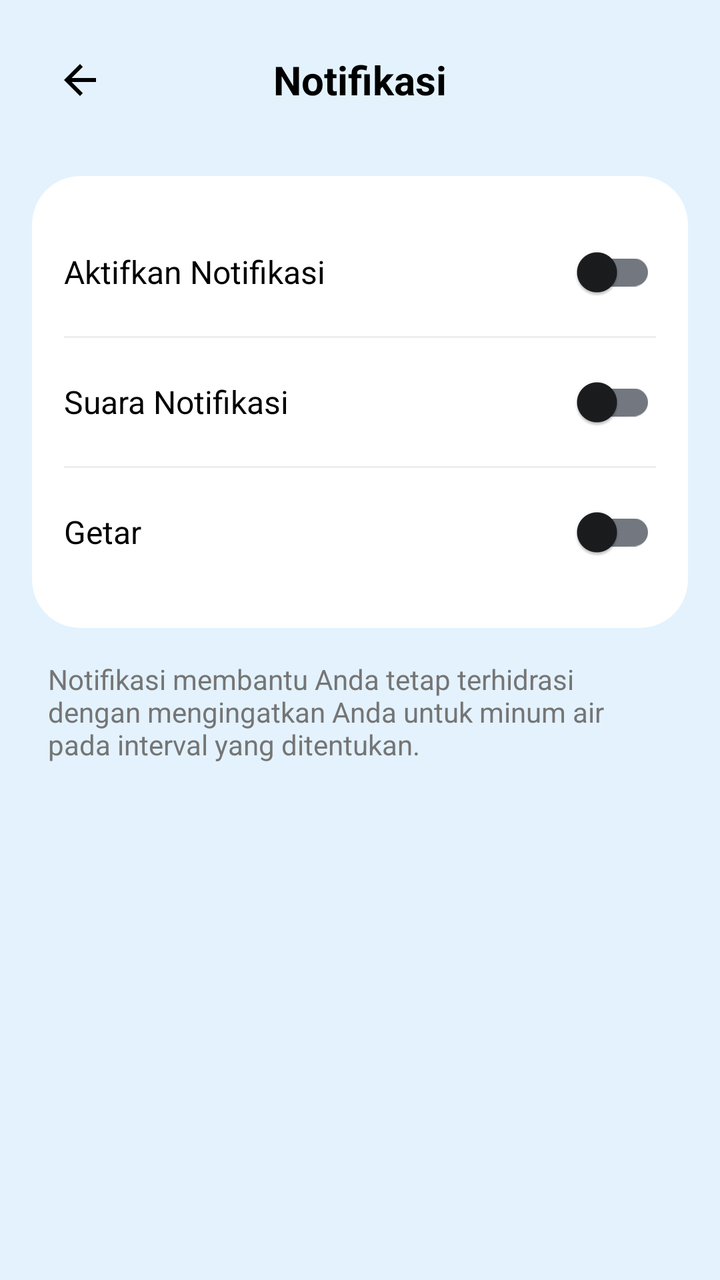
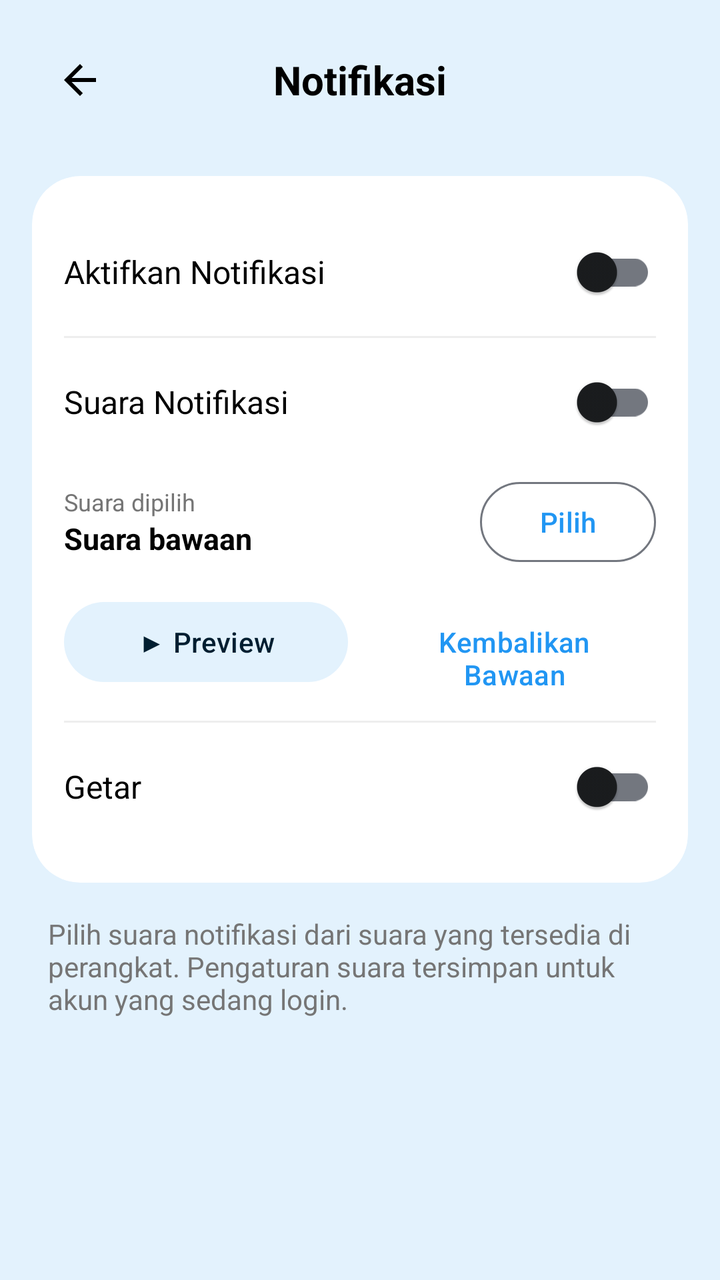

Two renders of the same Android screen: before a commit and after it. Below are the layout's source before the change and the commit's diff.
<!-- AndroidManifest.xml: application theme Theme.AQuadaily -->
<!-- res/layout/activity_notification_settings.xml -->
<?xml version="1.0" encoding="utf-8"?>
<LinearLayout xmlns:android="http://schemas.android.com/apk/res/android"
    xmlns:app="http://schemas.android.com/apk/res-auto"
    android:layout_width="match_parent"
    android:layout_height="match_parent"
    android:background="#E3F2FD"
    android:orientation="vertical"
    android:padding="16dp">

    <RelativeLayout
        android:layout_width="match_parent"
        android:layout_height="wrap_content"
        android:layout_marginBottom="24dp">

        <ImageButton
            android:id="@+id/btnBack"
            android:layout_width="48dp"
            android:layout_height="48dp"
            android:background="?attr/selectableItemBackgroundBorderless"
            android:src="@drawable/ic_back"
            app:tint="@color/black" />

        <TextView
            android:layout_width="wrap_content"
            android:layout_height="wrap_content"
            android:layout_centerInParent="true"
            android:text="Notifikasi"
            android:textColor="@color/black"
            android:textSize="20sp"
            android:textStyle="bold" />
    </RelativeLayout>

    <androidx.cardview.widget.CardView
        android:layout_width="match_parent"
        android:layout_height="wrap_content"
        app:cardCornerRadius="24dp"
        app:cardElevation="0dp">

        <LinearLayout
            android:layout_width="match_parent"
            android:layout_height="wrap_content"
            android:orientation="vertical"
            android:padding="16dp">

            <RelativeLayout
                android:layout_width="match_parent"
                android:layout_height="wrap_content"
                android:paddingVertical="8dp">

                <TextView
                    android:layout_width="wrap_content"
                    android:layout_height="wrap_content"
                    android:layout_centerVertical="true"
                    android:text="Aktifkan Notifikasi"
                    android:textColor="@color/black"
                    android:textSize="16sp" />

                <com.google.android.material.switchmaterial.SwitchMaterial
                    android:id="@+id/switchNotifications"
                    android:layout_width="wrap_content"
                    android:layout_height="wrap_content"
                    android:layout_alignParentEnd="true" />
            </RelativeLayout>

            <View
                android:layout_width="match_parent"
                android:layout_height="1dp"
                android:background="#EEEEEE" />

            <RelativeLayout
                android:layout_width="match_parent"
                android:layout_height="wrap_content"
                android:paddingVertical="8dp">

                <TextView
                    android:layout_width="wrap_content"
                    android:layout_height="wrap_content"
                    android:layout_centerVertical="true"
                    android:text="Suara Notifikasi"
                    android:textColor="@color/black"
                    android:textSize="16sp" />

                <com.google.android.material.switchmaterial.SwitchMaterial
                    android:id="@+id/switchSound"
                    android:layout_width="wrap_content"
                    android:layout_height="wrap_content"
                    android:layout_alignParentEnd="true" />
            </RelativeLayout>

            <View
                android:layout_width="match_parent"
                android:layout_height="1dp"
                android:background="#EEEEEE" />

            <RelativeLayout
                android:layout_width="match_parent"
                android:layout_height="wrap_content"
                android:paddingVertical="8dp">

                <TextView
                    android:layout_width="wrap_content"
                    android:layout_height="wrap_content"
                    android:layout_centerVertical="true"
                    android:text="Getar"
                    android:textColor="@color/black"
                    android:textSize="16sp" />

                <com.google.android.material.switchmaterial.SwitchMaterial
                    android:id="@+id/switchVibration"
                    android:layout_width="wrap_content"
                    android:layout_height="wrap_content"
                    android:layout_alignParentEnd="true" />
            </RelativeLayout>

        </LinearLayout>
    </androidx.cardview.widget.CardView>

    <TextView
        android:layout_width="match_parent"
        android:layout_height="wrap_content"
        android:layout_marginTop="16dp"
        android:layout_marginHorizontal="8dp"
        android:text="Notifikasi membantu Anda tetap terhidrasi dengan mengingatkan Anda untuk minum air pada interval yang ditentukan."
        android:textColor="#757575"
        android:textSize="14sp" />

</LinearLayout>
<!-- resources referenced by this layout -->
<resources>
  <color name="black">#FF000000</color>
  <!-- drawable ic_back (drawable) -->
  <vector xmlns:android="http://schemas.android.com/apk/res/android"
      android:width="24dp"
      android:height="24dp"
      android:viewportWidth="24"
      android:viewportHeight="24">
      <path
          android:fillColor="@android:color/white"
          android:pathData="M20,11H7.83l5.59,-5.59L12,4l-8,8 8,8 1.41,-1.41L7.83,13H20V11Z"/>
  </vector>
  <style name="Theme.AQuadaily" parent="Base.Theme.AQuadaily" />
  <style name="Base.Theme.AQuadaily" parent="Theme.Material3.Light.NoActionBar">
          
          <item name="colorPrimary">@color/primary</item>
          <item name="colorOnPrimary">@color/white</item>
          <item name="colorPrimaryContainer">#D1E4FF</item>
          <item name="colorOnPrimaryContainer">#001D36</item>
          <item name="colorSecondary">@color/accent</item>
          <item name="colorOnSecondary">@color/white</item>
          <item name="colorSecondaryContainer">#E3F2FD</item>
          <item name="colorOnSecondaryContainer">#001E30</item>
          <item name="colorTertiary">#03A9F4</item>
          <item name="colorOnTertiary">@color/white</item>
          <item name="colorTertiaryContainer">#E1F5FE</item>
          <item name="colorOnTertiaryContainer">#01579B</item>
          <item name="colorSurface">@color/white</item>
          <item name="colorOnSurface">#1A1C1E</item>
          <item name="colorOutline">#73777F</item>
  
          <item name="android:statusBarColor">@color/primary</item>
          <item name="android:windowLightStatusBar">false</item>
      </style>
  <color name="primary">#2196F3</color>
  <color name="white">#FFFFFFFF</color>
  <color name="accent">#03A9F4</color>
</resources>

<!-- the commit's change to res/layout/activity_notification_settings.xml (unified diff, before → after) -->
@@ -1,127 +1,199 @@
 <?xml version="1.0" encoding="utf-8"?>
-<LinearLayout xmlns:android="http://schemas.android.com/apk/res/android"
+<ScrollView xmlns:android="http://schemas.android.com/apk/res/android"
     xmlns:app="http://schemas.android.com/apk/res-auto"
     android:layout_width="match_parent"
     android:layout_height="match_parent"
     android:background="#E3F2FD"
-    android:orientation="vertical"
-    android:padding="16dp">
+    android:fillViewport="true">
 
-    <RelativeLayout
+    <LinearLayout
         android:layout_width="match_parent"
         android:layout_height="wrap_content"
-        android:layout_marginBottom="24dp">
+        android:orientation="vertical"
+        android:padding="16dp">
 
-        <ImageButton
-            android:id="@+id/btnBack"
-            android:layout_width="48dp"
-            android:layout_height="48dp"
-            android:background="?attr/selectableItemBackgroundBorderless"
-            android:src="@drawable/ic_back"
-            app:tint="@color/black" />
+        <RelativeLayout
+            android:layout_width="match_parent"
+            android:layout_height="wrap_content"
+            android:layout_marginBottom="24dp">
+
+            <ImageButton
+                android:id="@+id/btnBack"
+                android:layout_width="48dp"
+                android:layout_height="48dp"
+                android:background="?attr/selectableItemBackgroundBorderless"
+                android:src="@drawable/ic_back"
+                app:tint="@color/black" />
+
+            <TextView
+                android:layout_width="wrap_content"
+                android:layout_height="wrap_content"
+                android:layout_centerInParent="true"
+                android:text="Notifikasi"
+                android:textColor="@color/black"
+                android:textSize="20sp"
+                android:textStyle="bold" />
+        </RelativeLayout>
+
+        <androidx.cardview.widget.CardView
+            android:layout_width="match_parent"
+            android:layout_height="wrap_content"
+            app:cardCornerRadius="24dp"
+            app:cardElevation="0dp">
+
+            <LinearLayout
+                android:layout_width="match_parent"
+                android:layout_height="wrap_content"
+                android:orientation="vertical"
+                android:padding="16dp">
+
+                <RelativeLayout
+                    android:layout_width="match_parent"
+                    android:layout_height="wrap_content"
+                    android:paddingVertical="8dp">
+
+                    <TextView
+                        android:layout_width="wrap_content"
+                        android:layout_height="wrap_content"
+                        android:layout_centerVertical="true"
+                        android:text="Aktifkan Notifikasi"
+                        android:textColor="@color/black"
+                        android:textSize="16sp" />
+
+                    <com.google.android.material.switchmaterial.SwitchMaterial
+                        android:id="@+id/switchNotifications"
+                        android:layout_width="wrap_content"
+                        android:layout_height="wrap_content"
+                        android:layout_alignParentEnd="true" />
+                </RelativeLayout>
+
+                <View
+                    android:layout_width="match_parent"
+                    android:layout_height="1dp"
+                    android:background="#EEEEEE" />
+
+                <RelativeLayout
+                    android:layout_width="match_parent"
+                    android:layout_height="wrap_content"
+                    android:paddingVertical="8dp">
+
+                    <TextView
+                        android:layout_width="wrap_content"
+                        android:layout_height="wrap_content"
+                        android:layout_centerVertical="true"
+                        android:text="Suara Notifikasi"
+                        android:textColor="@color/black"
+                        android:textSize="16sp" />
+
+                    <com.google.android.material.switchmaterial.SwitchMaterial
+                        android:id="@+id/switchSound"
+                        android:layout_width="wrap_content"
+                        android:layout_height="wrap_content"
+                        android:layout_alignParentEnd="true" />
+                </RelativeLayout>
+
+                <LinearLayout
+                    android:layout_width="match_parent"
+                    android:layout_height="wrap_content"
+                    android:gravity="center_vertical"
+                    android:orientation="horizontal"
+                    android:paddingTop="4dp"
+                    android:paddingBottom="12dp">
+
+                    <LinearLayout
+                        android:layout_width="0dp"
+                        android:layout_height="wrap_content"
+                        android:layout_weight="1"
+                        android:orientation="vertical">
+
+                        <TextView
+                            android:layout_width="wrap_content"
+                            android:layout_height="wrap_content"
+                            android:text="Suara dipilih"
+                            android:textColor="#757575"
+                            android:textSize="12sp" />
+
+                        <TextView
+                            android:id="@+id/tvSelectedSound"
+                            android:layout_width="match_parent"
+                            android:layout_height="wrap_content"
+                            android:ellipsize="end"
+                            android:maxLines="1"
+                            android:text="Suara bawaan"
+                            android:textColor="@color/black"
+                            android:textSize="15sp"
+                            android:textStyle="bold" />
+                    </LinearLayout>
+
+                    <com.google.android.material.button.MaterialButton
+                        android:id="@+id/btnChooseSound"
+                        style="@style/Widget.Material3.Button.OutlinedButton"
+                        android:layout_width="wrap_content"
+                        android:layout_height="wrap_content"
+                        android:text="Pilih" />
+                </LinearLayout>
+
+                <LinearLayout
+                    android:layout_width="match_parent"
+                    android:layout_height="wrap_content"
+                    android:orientation="horizontal"
+                    android:paddingBottom="8dp">
+
+                    <com.google.android.material.button.MaterialButton
+                        android:id="@+id/btnPreviewSound"
+                        style="@style/Widget.Material3.Button.TonalButton"
+                        android:layout_width="0dp"
+                        android:layout_height="wrap_content"
+                        android:layout_marginEnd="6dp"
+                        android:layout_weight="1"
+                        android:text="▶ Preview" />
+
+                    <com.google.android.material.button.MaterialButton
+                        android:id="@+id/btnDefaultSound"
+                        style="@style/Widget.Material3.Button.TextButton"
+                        android:layout_width="0dp"
+                        android:layout_height="wrap_content"
+                        android:layout_marginStart="6dp"
+                        android:layout_weight="1"
+                        android:text="Kembalikan Bawaan" />
+                </LinearLayout>
+
+                <View
+                    android:layout_width="match_parent"
+                    android:layout_height="1dp"
+                    android:background="#EEEEEE" />
+
+                <RelativeLayout
+                    android:layout_width="match_parent"
+                    android:layout_height="wrap_content"
+                    android:paddingVertical="8dp">
+
+                    <TextView
+                        android:layout_width="wrap_content"
+                        android:layout_height="wrap_content"
+                        android:layout_centerVertical="true"
+                        android:text="Getar"
+                        android:textColor="@color/black"
+                        android:textSize="16sp" />
+
+                    <com.google.android.material.switchmaterial.SwitchMaterial
+                        android:id="@+id/switchVibration"
+                        android:layout_width="wrap_content"
+                        android:layout_height="wrap_content"
+                        android:layout_alignParentEnd="true" />
+                </RelativeLayout>
+
+            </LinearLayout>
+        </androidx.cardview.widget.CardView>
 
         <TextView
-            android:layout_width="wrap_content"
-            android:layout_height="wrap_content"
-            android:layout_centerInParent="true"
-            android:text="Notifikasi"
-            android:textColor="@color/black"
-            android:textSize="20sp"
-            android:textStyle="bold" />
-    </RelativeLayout>
-
-    <androidx.cardview.widget.CardView
-        android:layout_width="match_parent"
-        android:layout_height="wrap_content"
-        app:cardCornerRadius="24dp"
-        app:cardElevation="0dp">
-
-        <LinearLayout
             android:layout_width="match_parent"
             android:layout_height="wrap_content"
-            android:orientation="vertical"
-            android:padding="16dp">
+            android:layout_marginTop="16dp"
+            android:layout_marginHorizontal="8dp"
+            android:text="Pilih suara notifikasi dari suara yang tersedia di perangkat. Pengaturan suara tersimpan untuk akun yang sedang login."
+            android:textColor="#757575"
+            android:textSize="14sp" />
 
-            <RelativeLayout
-                android:layout_width="match_parent"
-                android:layout_height="wrap_content"
-                android:paddingVertical="8dp">
-
-                <TextView
-                    android:layout_width="wrap_content"
-                    android:layout_height="wrap_content"
-                    android:layout_centerVertical="true"
-                    android:text="Aktifkan Notifikasi"
-                    android:textColor="@color/black"
-                    android:textSize="16sp" />
-
-                <com.google.android.material.switchmaterial.SwitchMaterial
-                    android:id="@+id/switchNotifications"
-                    android:layout_width="wrap_content"
-                    android:layout_height="wrap_content"
-                    android:layout_alignParentEnd="true" />
-            </RelativeLayout>
-
-            <View
-                android:layout_width="match_parent"
-                android:layout_height="1dp"
-                android:background="#EEEEEE" />
-
-            <RelativeLayout
-                android:layout_width="match_parent"
-                android:layout_height="wrap_content"
-                android:paddingVertical="8dp">
-
-                <TextView
-                    android:layout_width="wrap_content"
-                    android:layout_height="wrap_content"
-                    android:layout_centerVertical="true"
-                    android:text="Suara Notifikasi"
-                    android:textColor="@color/black"
-                    android:textSize="16sp" />
-
-                <com.google.android.material.switchmaterial.SwitchMaterial
-                    android:id="@+id/switchSound"
-                    android:layout_width="wrap_content"
-                    android:layout_height="wrap_content"
-                    android:layout_alignParentEnd="true" />
-            </RelativeLayout>
-
-            <View
-                android:layout_width="match_parent"
-                android:layout_height="1dp"
-                android:background="#EEEEEE" />
-
-            <RelativeLayout
-                android:layout_width="match_parent"
-                android:layout_height="wrap_content"
-                android:paddingVertical="8dp">
-
-                <TextView
-                    android:layout_width="wrap_content"
-                    android:layout_height="wrap_content"
-                    android:layout_centerVertical="true"
-                    android:text="Getar"
-                    android:textColor="@color/black"
-                    android:textSize="16sp" />
-
-                <com.google.android.material.switchmaterial.SwitchMaterial
-                    android:id="@+id/switchVibration"
-                    android:layout_width="wrap_content"
-                    android:layout_height="wrap_content"
-                    android:layout_alignParentEnd="true" />
-            </RelativeLayout>
-
-        </LinearLayout>
-    </androidx.cardview.widget.CardView>
-
-    <TextView
-        android:layout_width="match_parent"
-        android:layout_height="wrap_content"
-        android:layout_marginTop="16dp"
-        android:layout_marginHorizontal="8dp"
-        android:text="Notifikasi membantu Anda tetap terhidrasi dengan mengingatkan Anda untuk minum air pada interval yang ditentukan."
-        android:textColor="#757575"
-        android:textSize="14sp" />
-
-</LinearLayout>
+    </LinearLayout>
+</ScrollView>
